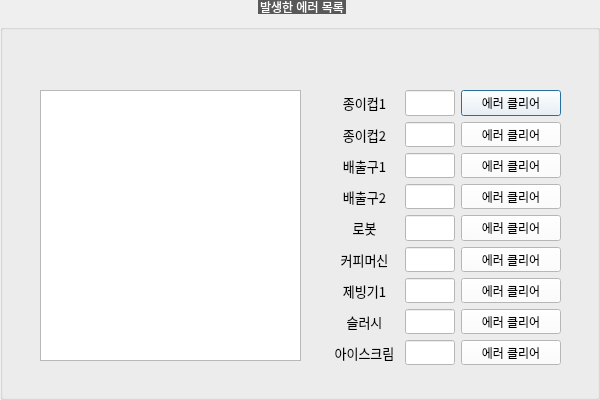
Old version of the form DialogError.ui in the repository yuuujinHeo/MAIN_CEOBAN_NEW.
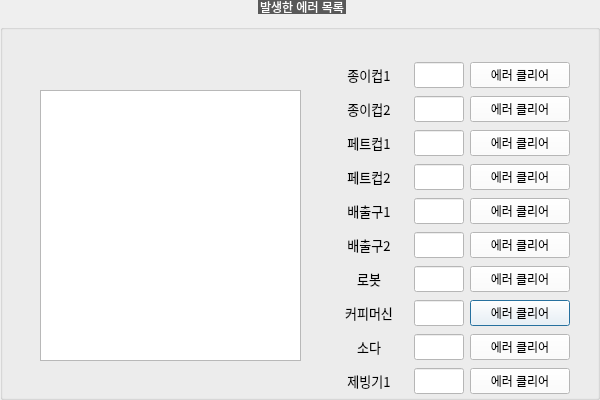
New version of the form.

Diff of the .ui file:
```diff
--- a/DialogError.ui
+++ b/DialogError.ui
@@ -72,14 +72,20 @@
     <property name="geometry">
      <rect>
       <x>330</x>
-      <y>90</y>
-      <width>231</width>
-      <height>275</height>
+      <y>60</y>
+      <width>240</width>
+      <height>336</height>
      </rect>
     </property>
     <layout class="QGridLayout" name="gridLayout">
-     <item row="0" column="0">
-      <widget class="QLabel" name="label_153">
+     <item row="1" column="1">
+      <widget class="QLineEdit" name="LE_DEVICE_ERROR_PAPER_CUP_2">
+       <property name="maximumSize">
+        <size>
+         <width>50</width>
+         <height>16777215</height>
+        </size>
+       </property>
        <property name="font">
         <font>
          <family>함초롬돋움</family>
@@ -90,13 +96,114 @@
         </font>
        </property>
        <property name="text">
-        <string>종이컵1</string>
+        <string/>
        </property>
        <property name="alignment">
+        <set>Qt::AlignRight|Qt::AlignTrailing|Qt::AlignVCenter</set>
+       </property>
+       <property name="readOnly">
+        <bool>true</bool>
+       </property>
+      </widget>
+     </item>
+     <item row="4" column="0">
+      <widget class="QLabel" name="label_159">
+       <property name="font">
+        <font>
+         <family>함초롬돋움</family>
+         <pointsize>10</pointsize>
+         <weight>50</weight>
+         <italic>false</italic>
+         <bold>false</bold>
+        </font>
+       </property>
+       <property name="text">
+        <string>배출구1</string>
+       </property>
+       <property name="alignment">
         <set>Qt::AlignCenter</set>
        </property>
       </widget>
      </item>
+     <item row="5" column="0">
+      <widget class="QLabel" name="label_163">
+       <property name="font">
+        <font>
+         <family>함초롬돋움</family>
+         <pointsize>10</pointsize>
+         <weight>50</weight>
+         <italic>false</italic>
+         <bold>false</bold>
+        </font>
+       </property>
+       <property name="text">
+        <string>배출구2</string>
+       </property>
+       <property name="alignment">
+        <set>Qt::AlignCenter</set>
+       </property>
+      </widget>
+     </item>
+     <item row="7" column="1">
+      <widget class="QLineEdit" name="LE_DEVICE_ERROR_COFFEE">
+       <property name="maximumSize">
+        <size>
+         <width>50</width>
+         <height>16777215</height>
+        </size>
+       </property>
+       <property name="font">
+        <font>
+         <family>함초롬돋움</family>
+         <pointsize>10</pointsize>
+         <weight>50</weight>
+         <italic>false</italic>
+         <bold>false</bold>
+        </font>
+       </property>
+       <property name="text">
+        <string/>
+       </property>
+       <property name="alignment">
+        <set>Qt::AlignRight|Qt::AlignTrailing|Qt::AlignVCenter</set>
+       </property>
+       <property name="readOnly">
+        <bool>true</bool>
+       </property>
+      </widget>
+     </item>
+     <item row="3" column="0">
+      <widget class="QLabel" name="label_155">
+       <property name="font">
+        <font>
+         <family>함초롬돋움</family>
+         <pointsize>10</pointsize>
+         <weight>50</weight>
+         <italic>false</italic>
+         <bold>false</bold>
+        </font>
+       </property>
+       <property name="text">
+        <string>페트컵2</string>
+       </property>
+       <property name="alignment">
+        <set>Qt::AlignCenter</set>
+       </property>
+      </widget>
+     </item>
+     <item row="7" column="2">
+      <widget class="QPushButton" name="BTN_ERROR_CLEAR_COFFEE">
+       <property name="minimumSize">
+        <size>
+         <width>100</width>
+         <height>0</height>
+        </size>
+       </property>
+       <property name="text">
+        <string>에러 클리어</string>
+       </property>
+      </widget>
+     </item>
      <item row="0" column="1">
       <widget class="QLineEdit" name="LE_DEVICE_ERROR_PAPER_CUP_1">
        <property name="maximumSize">
@@ -125,6 +232,19 @@
        </property>
       </widget>
      </item>
+     <item row="2" column="2">
+      <widget class="QPushButton" name="BTN_ERROR_CLEAR_PP_CUP_2">
+       <property name="minimumSize">
+        <size>
+         <width>100</width>
+         <height>0</height>
+        </size>
+       </property>
+       <property name="text">
+        <string>에러 클리어</string>
+       </property>
+      </widget>
+     </item>
      <item row="0" column="2">
       <widget class="QPushButton" name="BTN_ERROR_CLEAR_PAPER_CUP_1">
        <property name="minimumSize">
@@ -138,6 +258,151 @@
        </property>
       </widget>
      </item>
+     <item row="0" column="0">
+      <widget class="QLabel" name="label_153">
+       <property name="font">
+        <font>
+         <family>함초롬돋움</family>
+         <pointsize>10</pointsize>
+         <weight>50</weight>
+         <italic>false</italic>
+         <bold>false</bold>
+        </font>
+       </property>
+       <property name="text">
+        <string>종이컵1</string>
+       </property>
+       <property name="alignment">
+        <set>Qt::AlignCenter</set>
+       </property>
+      </widget>
+     </item>
+     <item row="9" column="0">
+      <widget class="QLabel" name="label_150">
+       <property name="font">
+        <font>
+         <family>함초롬돋움</family>
+         <pointsize>10</pointsize>
+         <weight>50</weight>
+         <italic>false</italic>
+         <bold>false</bold>
+        </font>
+       </property>
+       <property name="text">
+        <string>제빙기1</string>
+       </property>
+       <property name="alignment">
+        <set>Qt::AlignCenter</set>
+       </property>
+      </widget>
+     </item>
+     <item row="5" column="1">
+      <widget class="QLineEdit" name="LE_DEVICE_ERROR_OUTLET_2">
+       <property name="maximumSize">
+        <size>
+         <width>50</width>
+         <height>16777215</height>
+        </size>
+       </property>
+       <property name="font">
+        <font>
+         <family>함초롬돋움</family>
+         <pointsize>10</pointsize>
+         <weight>50</weight>
+         <italic>false</italic>
+         <bold>false</bold>
+        </font>
+       </property>
+       <property name="text">
+        <string/>
+       </property>
+       <property name="alignment">
+        <set>Qt::AlignRight|Qt::AlignTrailing|Qt::AlignVCenter</set>
+       </property>
+       <property name="readOnly">
+        <bool>true</bool>
+       </property>
+      </widget>
+     </item>
+     <item row="7" column="0">
+      <widget class="QLabel" name="label_149">
+       <property name="font">
+        <font>
+         <family>함초롬돋움</family>
+         <pointsize>10</pointsize>
+         <weight>50</weight>
+         <italic>false</italic>
+         <bold>false</bold>
+        </font>
+       </property>
+       <property name="text">
+        <string>커피머신</string>
+       </property>
+       <property name="alignment">
+        <set>Qt::AlignCenter</set>
+       </property>
+      </widget>
+     </item>
+     <item row="6" column="2">
+      <widget class="QPushButton" name="BTN_ERROR_CLEAR_ROBOT_3">
+       <property name="minimumSize">
+        <size>
+         <width>100</width>
+         <height>0</height>
+        </size>
+       </property>
+       <property name="text">
+        <string>에러 클리어</string>
+       </property>
+      </widget>
+     </item>
+     <item row="2" column="1">
+      <widget class="QLineEdit" name="LE_DEVICE_ERROR_PP_CUP_1">
+       <property name="maximumSize">
+        <size>
+         <width>50</width>
+         <height>16777215</height>
+        </size>
+       </property>
+       <property name="font">
+        <font>
+         <family>함초롬돋움</family>
+         <pointsize>10</pointsize>
+         <weight>50</weight>
+         <italic>false</italic>
+         <bold>false</bold>
+        </font>
+       </property>
+       <property name="text">
+        <string/>
+       </property>
+       <property name="alignment">
+        <set>Qt::AlignRight|Qt::AlignTrailing|Qt::AlignVCenter</set>
+       </property>
+       <property name="readOnly">
+        <bool>true</bool>
+       </property>
+      </widget>
+     </item>
+     <item row="6" column="0">
+      <widget class="QLabel" name="label_161">
+       <property name="font">
+        <font>
+         <family>함초롬돋움</family>
+         <pointsize>10</pointsize>
+         <weight>50</weight>
+         <italic>false</italic>
+         <bold>false</bold>
+        </font>
+       </property>
+       <property name="text">
+        <string>로봇</string>
+       </property>
+       <property name="alignment">
+        <set>Qt::AlignCenter</set>
+       </property>
+      </widget>
+     </item>
      <item row="1" column="0">
       <widget class="QLabel" name="label_152">
        <property name="font">
@@ -157,34 +422,6 @@
        </property>
       </widget>
      </item>
-     <item row="1" column="1">
-      <widget class="QLineEdit" name="LE_DEVICE_ERROR_PP_CUP_1">
-       <property name="maximumSize">
-        <size>
-         <width>50</width>
-         <height>16777215</height>
-        </size>
-       </property>
-       <property name="font">
-        <font>
-         <family>함초롬돋움</family>
-         <pointsize>10</pointsize>
-         <weight>50</weight>
-         <italic>false</italic>
-         <bold>false</bold>
-        </font>
-       </property>
-       <property name="text">
-        <string/>
-       </property>
-       <property name="alignment">
-        <set>Qt::AlignRight|Qt::AlignTrailing|Qt::AlignVCenter</set>
-       </property>
-       <property name="readOnly">
-        <bool>true</bool>
-       </property>
-      </widget>
-     </item>
      <item row="1" column="2">
       <widget class="QPushButton" name="BTN_ERROR_CLEAR_PP_CUP_1">
        <property name="minimumSize">
@@ -199,7 +436,7 @@
       </widget>
      </item>
      <item row="2" column="0">
-      <widget class="QLabel" name="label_159">
+      <widget class="QLabel" name="label_154">
        <property name="font">
         <font>
          <family>함초롬돋움</family>
@@ -210,15 +447,15 @@
         </font>
        </property>
        <property name="text">
-        <string>배출구1</string>
+        <string>페트컵1</string>
        </property>
        <property name="alignment">
         <set>Qt::AlignCenter</set>
        </property>
       </widget>
      </item>
-     <item row="2" column="1">
-      <widget class="QLineEdit" name="LE_DEVICE_ERROR_OUTLET_1">
+     <item row="9" column="1">
+      <widget class="QLineEdit" name="LE_DEVICE_ERROR_ICE_1">
        <property name="maximumSize">
         <size>
          <width>50</width>
@@ -245,99 +482,35 @@
        </property>
       </widget>
      </item>
-     <item row="2" column="2">
-      <widget class="QPushButton" name="BTN_ERROR_CLEAR_OUTLET_1">
-       <property name="minimumSize">
-        <size>
-         <width>100</width>
-         <height>0</height>
-        </size>
-       </property>
-       <property name="text">
-        <string>에러 클리어</string>
-       </property>
-      </widget>
-     </item>
-     <item row="3" column="0">
-      <widget class="QLabel" name="label_163">
-       <property name="font">
-        <font>
-         <family>함초롬돋움</family>
-         <pointsize>10</pointsize>
-         <weight>50</weight>
-         <italic>false</italic>
-         <bold>false</bold>
-        </font>
-       </property>
-       <property name="text">
-        <string>배출구2</string>
-       </property>
-       <property name="alignment">
-        <set>Qt::AlignCenter</set>
-       </property>
-      </widget>
-     </item>
-     <item row="3" column="1">
-      <widget class="QLineEdit" name="LE_DEVICE_ERROR_OUTLET_2">
-       <property name="maximumSize">
-        <size>
-         <width>50</width>
-         <height>16777215</height>
-        </size>
-       </property>
-       <property name="font">
-        <font>
-         <family>함초롬돋움</family>
-         <pointsize>10</pointsize>
-         <weight>50</weight>
-         <italic>false</italic>
-         <bold>false</bold>
-        </font>
-       </property>
-       <property name="text">
-        <string/>
-       </property>
-       <property name="alignment">
-        <set>Qt::AlignRight|Qt::AlignTrailing|Qt::AlignVCenter</set>
-       </property>
-       <property name="readOnly">
-        <bool>true</bool>
-       </property>
-      </widget>
-     </item>
-     <item row="3" column="2">
-      <widget class="QPushButton" name="BTN_ERROR_CLEAR_OUTLET_2">
-       <property name="minimumSize">
-        <size>
-         <width>100</width>
-         <height>0</height>
-        </size>
-       </property>
-       <property name="text">
-        <string>에러 클리어</string>
-       </property>
-      </widget>
-     </item>
-     <item row="4" column="0">
-      <widget class="QLabel" name="label_161">
-       <property name="font">
-        <font>
-         <family>함초롬돋움</family>
-         <pointsize>10</pointsize>
-         <weight>50</weight>
-         <italic>false</italic>
-         <bold>false</bold>
-        </font>
-       </property>
-       <property name="text">
-        <string>로봇</string>
-       </property>
-       <property name="alignment">
-        <set>Qt::AlignCenter</set>
-       </property>
-      </widget>
-     </item>
      <item row="4" column="1">
+      <widget class="QLineEdit" name="LE_DEVICE_ERROR_OUTLET_1">
+       <property name="maximumSize">
+        <size>
+         <width>50</width>
+         <height>16777215</height>
+        </size>
+       </property>
+       <property name="font">
+        <font>
+         <family>함초롬돋움</family>
+         <pointsize>10</pointsize>
+         <weight>50</weight>
+         <italic>false</italic>
+         <bold>false</bold>
+        </font>
+       </property>
+       <property name="text">
+        <string/>
+       </property>
+       <property name="alignment">
+        <set>Qt::AlignRight|Qt::AlignTrailing|Qt::AlignVCenter</set>
+       </property>
+       <property name="readOnly">
+        <bool>true</bool>
+       </property>
+      </widget>
+     </item>
+     <item row="6" column="1">
       <widget class="QLineEdit" name="LE_DEVICE_ERROR_ROBOT_1">
        <property name="maximumSize">
         <size>
@@ -365,8 +538,21 @@
        </property>
       </widget>
      </item>
+     <item row="3" column="2">
+      <widget class="QPushButton" name="BTN_ERROR_CLEAR_PP_CUP_3">
+       <property name="minimumSize">
+        <size>
+         <width>100</width>
+         <height>0</height>
+        </size>
+       </property>
+       <property name="text">
+        <string>에러 클리어</string>
+       </property>
+      </widget>
+     </item>
      <item row="4" column="2">
-      <widget class="QPushButton" name="BTN_ERROR_CLEAR_ROBOT_3">
+      <widget class="QPushButton" name="BTN_ERROR_CLEAR_OUTLET_1">
        <property name="minimumSize">
         <size>
          <width>100</width>
@@ -378,55 +564,8 @@
        </property>
       </widget>
      </item>
-     <item row="5" column="0">
-      <widget class="QLabel" name="label_149">
-       <property name="font">
-        <font>
-         <family>함초롬돋움</family>
-         <pointsize>10</pointsize>
-         <weight>50</weight>
-         <italic>false</italic>
-         <bold>false</bold>
-        </font>
-       </property>
-       <property name="text">
-        <string>커피머신</string>
-       </property>
-       <property name="alignment">
-        <set>Qt::AlignCenter</set>
-       </property>
-      </widget>
-     </item>
-     <item row="5" column="1">
-      <widget class="QLineEdit" name="LE_DEVICE_ERROR_COFFEE">
-       <property name="maximumSize">
-        <size>
-         <width>50</width>
-         <height>16777215</height>
-        </size>
-       </property>
-       <property name="font">
-        <font>
-         <family>함초롬돋움</family>
-         <pointsize>10</pointsize>
-         <weight>50</weight>
-         <italic>false</italic>
-         <bold>false</bold>
-        </font>
-       </property>
-       <property name="text">
-        <string/>
-       </property>
-       <property name="alignment">
-        <set>Qt::AlignRight|Qt::AlignTrailing|Qt::AlignVCenter</set>
-       </property>
-       <property name="readOnly">
-        <bool>true</bool>
-       </property>
-      </widget>
-     </item>
      <item row="5" column="2">
-      <widget class="QPushButton" name="BTN_ERROR_CLEAR_COFFEE">
+      <widget class="QPushButton" name="BTN_ERROR_CLEAR_OUTLET_2">
        <property name="minimumSize">
         <size>
          <width>100</width>
@@ -438,54 +577,7 @@
        </property>
       </widget>
      </item>
-     <item row="6" column="0">
-      <widget class="QLabel" name="label_150">
-       <property name="font">
-        <font>
-         <family>함초롬돋움</family>
-         <pointsize>10</pointsize>
-         <weight>50</weight>
-         <italic>false</italic>
-         <bold>false</bold>
-        </font>
-       </property>
-       <property name="text">
-        <string>제빙기1</string>
-       </property>
-       <property name="alignment">
-        <set>Qt::AlignCenter</set>
-       </property>
-      </widget>
-     </item>
-     <item row="6" column="1">
-      <widget class="QLineEdit" name="LE_DEVICE_ERROR_ICE_1">
-       <property name="maximumSize">
-        <size>
-         <width>50</width>
-         <height>16777215</height>
-        </size>
-       </property>
-       <property name="font">
-        <font>
-         <family>함초롬돋움</family>
-         <pointsize>10</pointsize>
-         <weight>50</weight>
-         <italic>false</italic>
-         <bold>false</bold>
-        </font>
-       </property>
-       <property name="text">
-        <string/>
-       </property>
-       <property name="alignment">
-        <set>Qt::AlignRight|Qt::AlignTrailing|Qt::AlignVCenter</set>
-       </property>
-       <property name="readOnly">
-        <bool>true</bool>
-       </property>
-      </widget>
-     </item>
-     <item row="6" column="2">
+     <item row="9" column="2">
       <widget class="QPushButton" name="BTN_ERROR_CLEAR_ICE_1">
        <property name="minimumSize">
         <size>
@@ -498,27 +590,8 @@
        </property>
       </widget>
      </item>
-     <item row="7" column="0">
-      <widget class="QLabel" name="label_156">
-       <property name="font">
-        <font>
-         <family>함초롬돋움</family>
-         <pointsize>10</pointsize>
-         <weight>50</weight>
-         <italic>false</italic>
-         <bold>false</bold>
-        </font>
-       </property>
-       <property name="text">
-        <string>슬러시</string>
-       </property>
-       <property name="alignment">
-        <set>Qt::AlignCenter</set>
-       </property>
-      </widget>
-     </item>
-     <item row="7" column="1">
-      <widget class="QLineEdit" name="LE_DEVICE_ERROR_SLUSH">
+     <item row="3" column="1">
+      <widget class="QLineEdit" name="LE_DEVICE_ERROR_PP_CUP_2">
        <property name="maximumSize">
         <size>
          <width>50</width>
@@ -545,19 +618,6 @@
        </property>
       </widget>
      </item>
-     <item row="7" column="2">
-      <widget class="QPushButton" name="BTN_ERROR_CLEAR_SLUSH">
-       <property name="minimumSize">
-        <size>
-         <width>100</width>
-         <height>0</height>
-        </size>
-       </property>
-       <property name="text">
-        <string>에러 클리어</string>
-       </property>
-      </widget>
-     </item>
      <item row="8" column="0">
       <widget class="QLabel" name="label_157">
        <property name="font">
@@ -570,7 +630,7 @@
         </font>
        </property>
        <property name="text">
-        <string>아이스크림</string>
+        <string>소다</string>
        </property>
        <property name="alignment">
         <set>Qt::AlignCenter</set>
```
Left out of the diff: 6 changed lines with no effect on the pictures.
